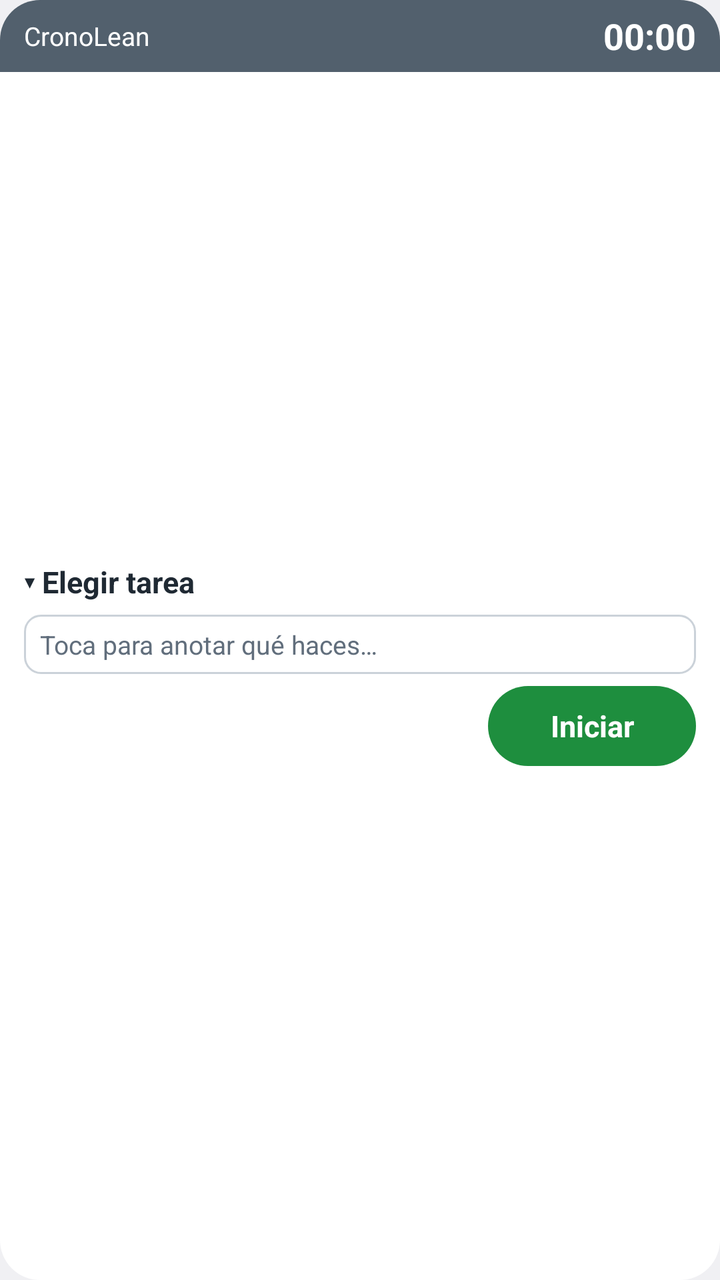
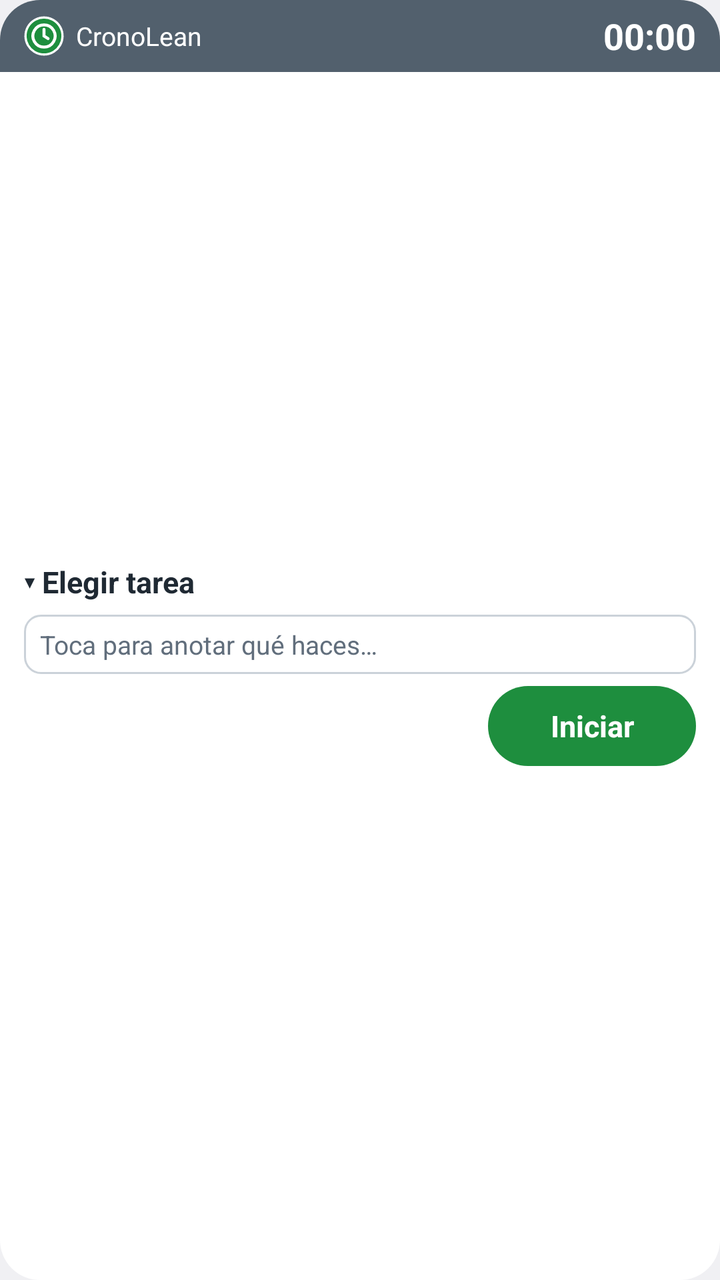

Two renders of the same Android screen: before a commit and after it. Below are the layout's source before the change and the commit's diff.
<!-- AndroidManifest.xml: application theme android:Theme.DeviceDefault.Light -->
<!-- res/layout/widget_timer.xml -->
<?xml version="1.0" encoding="utf-8"?>
<LinearLayout xmlns:android="http://schemas.android.com/apk/res/android"
    android:id="@+id/root"
    android:layout_width="match_parent"
    android:layout_height="match_parent"
    android:background="@drawable/widget_bg"
    android:orientation="vertical">

    <LinearLayout
        android:id="@+id/header"
        android:layout_width="match_parent"
        android:layout_height="36dp"
        android:background="@drawable/header_idle"
        android:gravity="center_vertical"
        android:orientation="horizontal"
        android:paddingHorizontal="12dp">

        <TextView
            android:layout_width="0dp"
            android:layout_height="wrap_content"
            android:layout_weight="1"
            android:ellipsize="end"
            android:maxLines="1"
            android:text="@string/app_name"
            android:textColor="#FFFFFFFF"
            android:textSize="13sp" />

        <Chronometer
            android:id="@+id/chrono"
            android:layout_width="wrap_content"
            android:layout_height="wrap_content"
            android:textColor="#FFFFFFFF"
            android:textSize="18sp"
            android:textStyle="bold" />
    </LinearLayout>

    <LinearLayout
        android:layout_width="match_parent"
        android:layout_height="0dp"
        android:layout_weight="1"
        android:gravity="center_vertical"
        android:orientation="vertical"
        android:paddingHorizontal="12dp"
        android:paddingVertical="6dp">

        <TextView
            android:id="@+id/task"
            android:layout_width="match_parent"
            android:layout_height="wrap_content"
            android:ellipsize="end"
            android:maxLines="1"
            android:paddingVertical="4dp"
            android:text="@string/choose_task"
            android:textColor="@color/widget_text"
            android:textSize="15sp"
            android:textStyle="bold" />

        <TextView
            android:id="@+id/note"
            android:layout_width="match_parent"
            android:layout_height="wrap_content"
            android:layout_marginTop="2dp"
            android:background="@drawable/note_bg"
            android:ellipsize="end"
            android:maxLines="1"
            android:paddingHorizontal="8dp"
            android:paddingVertical="6dp"
            android:text="@string/note_hint"
            android:textColor="@color/widget_muted"
            android:textSize="13sp" />

        <LinearLayout
            android:layout_width="match_parent"
            android:layout_height="wrap_content"
            android:layout_marginTop="6dp"
            android:gravity="end|center_vertical"
            android:orientation="horizontal">

            <TextView
                android:id="@+id/check"
                android:layout_width="0dp"
                android:layout_height="wrap_content"
                android:layout_weight="1"
                android:paddingVertical="8dp"
                android:textColor="@color/widget_text"
                android:textSize="13sp"
                android:visibility="gone" />

            <TextView
                android:id="@+id/toggle"
                android:layout_width="wrap_content"
                android:layout_height="40dp"
                android:background="@drawable/btn_start"
                android:gravity="center"
                android:minWidth="104dp"
                android:paddingHorizontal="20dp"
                android:text="@string/start"
                android:textColor="#FFFFFFFF"
                android:textSize="15sp"
                android:textStyle="bold" />
        </LinearLayout>

        <TextView
            android:id="@+id/status"
            android:layout_width="match_parent"
            android:layout_height="wrap_content"
            android:layout_marginTop="2dp"
            android:ellipsize="end"
            android:maxLines="1"
            android:textColor="@color/widget_muted"
            android:textSize="11sp" />
    </LinearLayout>
</LinearLayout>
<!-- resources referenced by this layout -->
<resources>
  <color name="widget_muted">#FF616E7C</color>
  <color name="widget_text">#FF1F2933</color>
  <!-- drawable btn_start (drawable) -->
  <?xml version="1.0" encoding="utf-8"?>
  <shape xmlns:android="http://schemas.android.com/apk/res/android">
      <solid android:color="@color/start" />
      <corners android:radius="24dp" />
  </shape>
  <!-- drawable header_idle (drawable) -->
  <?xml version="1.0" encoding="utf-8"?>
  <shape xmlns:android="http://schemas.android.com/apk/res/android">
      <solid android:color="@color/header_idle" />
      <corners android:topLeftRadius="20dp" android:topRightRadius="20dp" />
  </shape>
  <!-- drawable note_bg (drawable) -->
  <?xml version="1.0" encoding="utf-8"?>
  <shape xmlns:android="http://schemas.android.com/apk/res/android">
      <stroke android:width="1dp" android:color="@color/widget_stroke" />
      <corners android:radius="8dp" />
  </shape>
  <!-- drawable widget_bg (drawable) -->
  <?xml version="1.0" encoding="utf-8"?>
  <shape xmlns:android="http://schemas.android.com/apk/res/android">
      <solid android:color="@color/widget_bg" />
      <corners android:radius="20dp" />
  </shape>
  <string name="app_name">CronoLean</string>
  <string name="choose_task">▾ Elegir tarea</string>
  <string name="note_hint">Toca para anotar qué haces…</string>
  <string name="start">Iniciar</string>
  <color name="start">#FF1E8E3E</color>
  <color name="header_idle">#FF52606D</color>
  <color name="widget_stroke">#FFCBD2D9</color>
  <color name="widget_bg">#FFFFFFFF</color>
</resources>

<!-- the commit's change to res/layout/widget_timer.xml (unified diff, before → after) -->
@@ -14,6 +14,13 @@
         android:gravity="center_vertical"
         android:orientation="horizontal"
         android:paddingHorizontal="12dp">
+
+        <ImageView
+            android:layout_width="20dp"
+            android:layout_height="20dp"
+            android:layout_marginEnd="6dp"
+            android:importantForAccessibility="no"
+            android:src="@drawable/ic_logo" />
 
         <TextView
             android:layout_width="0dp"
<!-- resource entries referenced after the edit -->
@@ -14,6 +14,17 @@
       <solid android:color="@color/header_idle" />
       <corners android:topLeftRadius="20dp" android:topRightRadius="20dp" />
   </shape>
+  <!-- drawable ic_logo (drawable) -->
+  <?xml version="1.0" encoding="utf-8"?>
+  <vector xmlns:android="http://schemas.android.com/apk/res/android"
+      android:width="20dp" android:height="20dp" android:viewportWidth="108" android:viewportHeight="108">
+      <path android:fillColor="#1E8E3E" android:strokeColor="#FFFFFF" android:strokeWidth="6"
+          android:pathData="M54,4a50,50 0 1,0 0.01,0z" />
+      <path android:fillColor="#00000000" android:strokeColor="#FFFFFF" android:strokeWidth="8"
+          android:pathData="M54,24a30,30 0 1,0 0.01,0z" />
+      <path android:fillColor="#00000000" android:strokeColor="#FFFFFF" android:strokeWidth="8"
+          android:strokeLineCap="round" android:pathData="M54,36V54L65,61" />
+  </vector>
   <!-- drawable note_bg (drawable) -->
   <?xml version="1.0" encoding="utf-8"?>
   <shape xmlns:android="http://schemas.android.com/apk/res/android">
